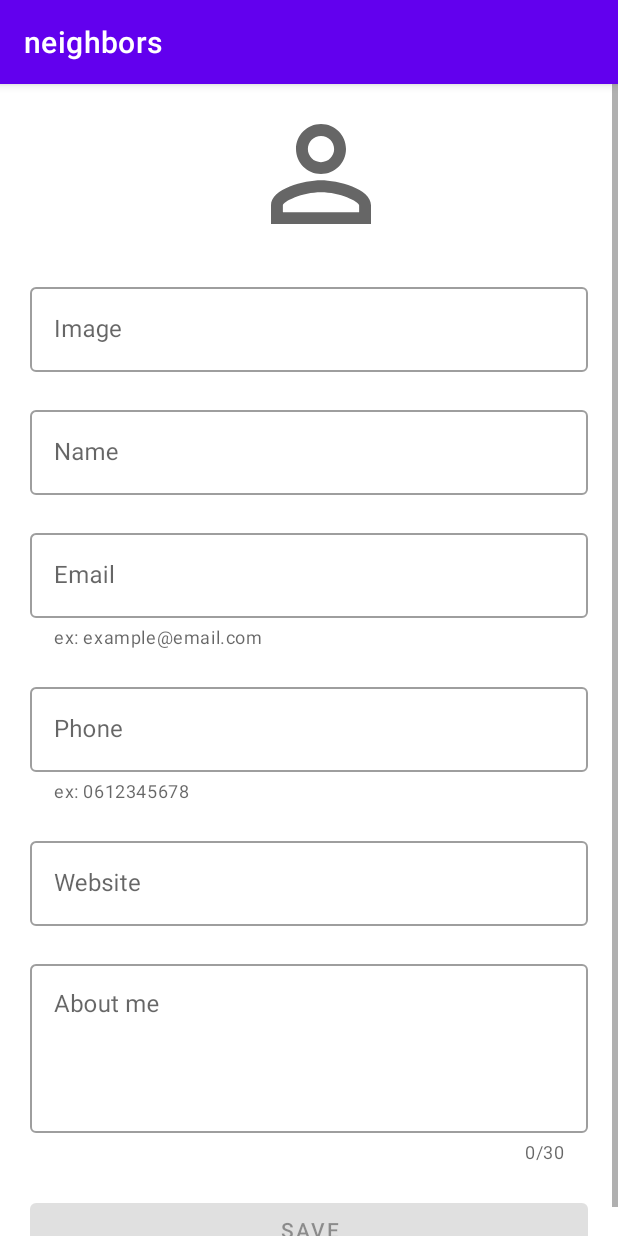
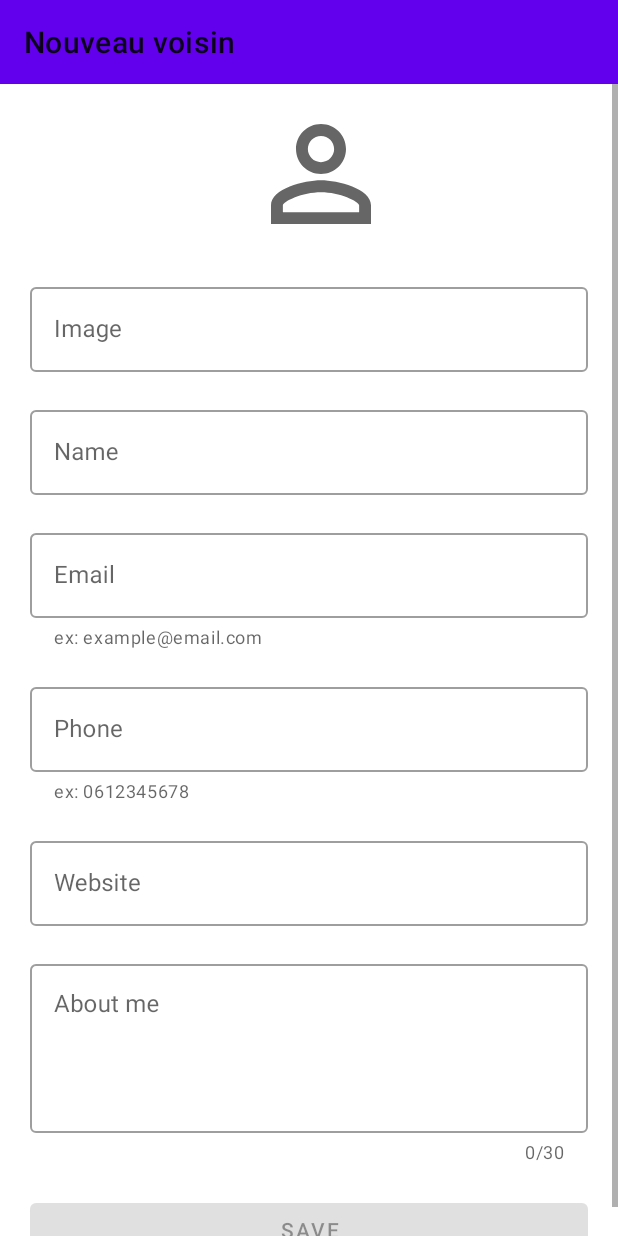
Before and after one commit to Neotopia/MBDS_Android_TP3_MOMAS_FOURNIER_TAMANINI, an Android app: the screen it shows after launch (MainActivity), after a tap on an icon or button, on a phone screen of 412 x 824 dp. Run offline under Robolectric (Android 15) with nearby library versions, the phone set to English and light mode, and no system bars; pictures from the network do not load.

Commit message:
add toolbar

```diff
--- a/MyApplication/neighbors/src/main/java/com/example/NavigationListener.kt
+++ b/MyApplication/neighbors/src/main/java/com/example/NavigationListener.kt
@@ -1,7 +1,9 @@
 package com.example
 
+import androidx.annotation.StringRes
 import androidx.fragment.app.Fragment
 
 interface NavigationListener {
     fun showFragment(fragment: Fragment)
+    fun updateTitle(@StringRes title: Int)
 }
--- a/MyApplication/neighbors/src/main/java/com/example/neighbors/MainActivity.kt
+++ b/MyApplication/neighbors/src/main/java/com/example/neighbors/MainActivity.kt
@@ -2,16 +2,21 @@ package com.example.neighbors
 
 import androidx.appcompat.app.AppCompatActivity
 import android.os.Bundle
+import androidx.appcompat.widget.Toolbar
 import androidx.fragment.app.Fragment
 import com.example.NavigationListener
-import com.example.neighbors.fragment.AddNeighbourFragment
 import com.example.neighbors.fragment.ListNeighborsFragment
+
+private lateinit var toolbar: Toolbar
 
 class MainActivity : AppCompatActivity(), NavigationListener {
     override fun onCreate(savedInstanceState: Bundle?) {
         super.onCreate(savedInstanceState)
 
         setContentView(R.layout.activity_main)
+        toolbar = findViewById(R.id.toolbar)
+        setSupportActionBar(toolbar)
+
         showFragment(ListNeighborsFragment())
     }
 
@@ -21,4 +26,8 @@ class MainActivity : AppCompatActivity(), NavigationListener {
             addToBackStack(null)
         }.commit()
     }
+
+    override fun updateTitle(title: Int) {
+        toolbar.setTitle(title)
+    }
 }
--- a/MyApplication/neighbors/src/main/java/com/example/neighbors/fragment/AddNeighbourFragment.kt
+++ b/MyApplication/neighbors/src/main/java/com/example/neighbors/fragment/AddNeighbourFragment.kt
@@ -36,6 +36,10 @@ class AddNeighbourFragment: Fragment(), TextWatcher {
     ): View? {
 
         val view = inflater.inflate(R.layout.add_neighbour_fragment, container, false)
+
+        (activity as? NavigationListener)?.let {
+            it.updateTitle(R.string.add_neighbour_toolbar_name)
+        }
 
         nameField = view.findViewById(R.id.name)
         emailAddressField = view.findViewById(R.id.emailAddress)
--- a/MyApplication/neighbors/src/main/java/com/example/neighbors/fragment/ListNeighborsFragment.kt
+++ b/MyApplication/neighbors/src/main/java/com/example/neighbors/fragment/ListNeighborsFragment.kt
@@ -31,6 +31,11 @@ class ListNeighborsFragment: Fragment(), ListNeighborHandler {
         savedInstanceState: Bundle?
     ): View? {
         val view = inflater.inflate(R.layout.list_neighbors_fragment, container, false)
+
+        (activity as? NavigationListener)?.let {
+            it.updateTitle(R.string.list_neighbours_toolbar_name)
+        }
+
         recyclerView = view.findViewById(R.id.neighbors_list)
         recyclerView.layoutManager = LinearLayoutManager(context)
         recyclerView.addItemDecoration(
--- a/MyApplication/neighbors/src/main/res/layout/activity_main.xml
+++ b/MyApplication/neighbors/src/main/res/layout/activity_main.xml
@@ -6,13 +6,25 @@
     android:layout_height="match_parent"
     tools:context=".MainActivity">
 
+    <androidx.appcompat.widget.Toolbar
+        android:id="@+id/toolbar"
+        android:layout_width="match_parent"
+        android:layout_height="?attr/actionBarSize"
+        android:layout_weight="1"
+        android:background="?attr/colorPrimary"
+        app:layout_constraintLeft_toLeftOf="parent"
+        app:layout_constraintRight_toRightOf="parent"
+        app:layout_constraintTop_toTopOf="parent"
+        app:layout_scrollFlags="scroll|enterAlways"
+        app:title="@string/app_name" />
+
     <FrameLayout
         android:id="@+id/fragment_container"
-        android:layout_width="match_parent"
-        android:layout_height="match_parent"
+        android:layout_width="0dp"
+        android:layout_height="0dp"
         app:layout_constraintBottom_toBottomOf="parent"
         app:layout_constraintEnd_toEndOf="parent"
         app:layout_constraintStart_toStartOf="parent"
-        app:layout_constraintTop_toTopOf="parent" />
+        app:layout_constraintTop_toBottomOf="@+id/toolbar" />
 
 </androidx.constraintlayout.widget.ConstraintLayout>
--- a/MyApplication/neighbors/src/main/res/values-night/themes.xml
+++ b/MyApplication/neighbors/src/main/res/values-night/themes.xml
@@ -1,6 +1,8 @@
 <resources xmlns:tools="http://schemas.android.com/tools">
     <!-- Base application theme. -->
     <style name="Theme.MyApplication" parent="Theme.MaterialComponents.DayNight.DarkActionBar">
+        <item name="windowActionBar">false</item>
+        <item name="windowNoTitle">true</item>
         <!-- Primary brand color. -->
         <item name="colorPrimary">@color/purple_200</item>
         <item name="colorPrimaryVariant">@color/purple_700</item>
--- a/MyApplication/neighbors/src/main/res/values/strings.xml
+++ b/MyApplication/neighbors/src/main/res/values/strings.xml
@@ -9,5 +9,7 @@
     <string name="hint_address">Email</string>
     <string name="phone_helper_text">ex: 0612345678</string>
     <string name="email_helper_text">ex: example@email.com</string>
+    <string name="add_neighbour_toolbar_name">Nouveau voisin</string>
+    <string name="list_neighbours_toolbar_name">Liste des voisins</string>
 
 </resources>
--- a/MyApplication/neighbors/src/main/res/values/themes.xml
+++ b/MyApplication/neighbors/src/main/res/values/themes.xml
@@ -1,6 +1,8 @@
 <resources xmlns:tools="http://schemas.android.com/tools">
     <!-- Base application theme. -->
     <style name="Theme.MyApplication" parent="Theme.MaterialComponents.DayNight.DarkActionBar">
+        <item name="windowActionBar">false</item>
+        <item name="windowNoTitle">true</item>
         <!-- Primary brand color. -->
         <item name="colorPrimary">@color/purple_500</item>
         <item name="colorPrimaryVariant">@color/purple_700</item>
```
